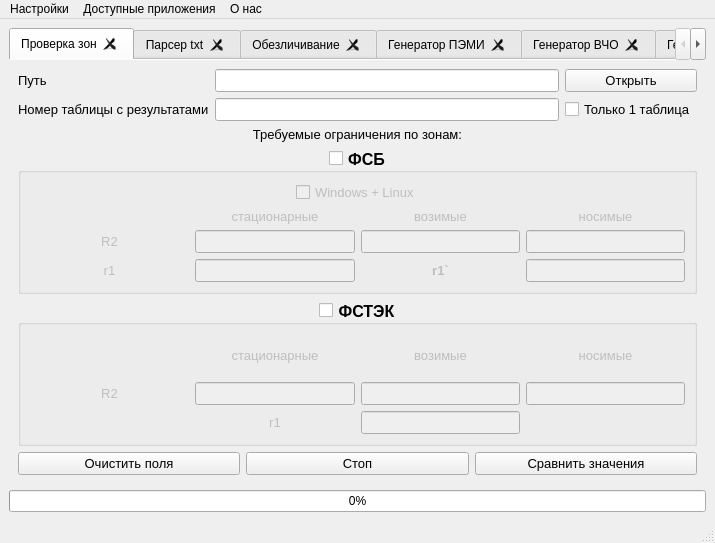
Before: the Qt Designer form designer/Main.ui in ant1cus/Project_OOD, drawn with Qt 5.
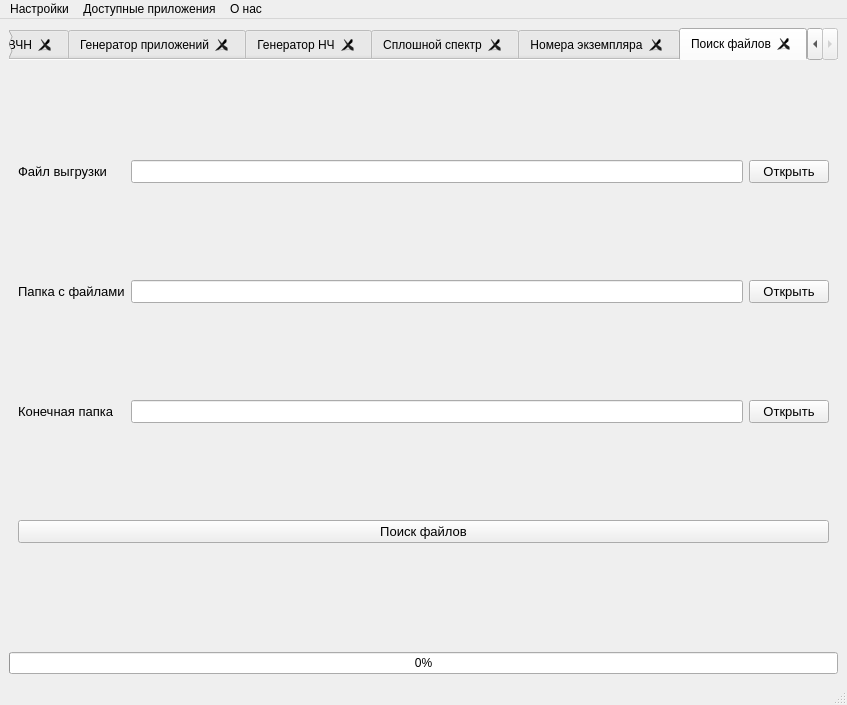
After: the same form once the commit is applied. The open tabs and pages were chosen to show the change.

Commit message: add find files, fix bugs, change default GUI construction

What changed in the file:
```diff
--- a/designer/Main.ui
+++ b/designer/Main.ui
@@ -6,8 +6,8 @@
    <rect>
     <x>0</x>
     <y>0</y>
-    <width>715</width>
-    <height>543</height>
+    <width>847</width>
+    <height>705</height>
    </rect>
   </property>
   <property name="windowTitle">
@@ -2227,6 +2227,76 @@
         </item>
        </layout>
       </widget>
+      <widget class="QWidget" name="tab_finding_files">
+       <property name="font">
+        <font>
+         <pointsize>10</pointsize>
+        </font>
+       </property>
+       <attribute name="title">
+        <string>Поиск файлов</string>
+       </attribute>
+       <layout class="QGridLayout" name="gridLayout_23">
+        <item row="1" column="0">
+         <widget class="QLabel" name="label_start_folder_find">
+          <property name="text">
+           <string>Папка с файлами</string>
+          </property>
+         </widget>
+        </item>
+        <item row="1" column="1">
+         <widget class="QLineEdit" name="lineEdit_path_folder_start_find"/>
+        </item>
+        <item row="2" column="0">
+         <widget class="QLabel" name="label_finish_folder_find">
+          <property name="text">
+           <string>Конечная папка</string>
+          </property>
+         </widget>
+        </item>
+        <item row="2" column="1">
+         <widget class="QLineEdit" name="lineEdit_path_folder_finish_find"/>
+        </item>
+        <item row="0" column="2">
+         <widget class="QPushButton" name="pushButton_open_file_unloading_find">
+          <property name="text">
+           <string>Открыть</string>
+          </property>
+         </widget>
+        </item>
+        <item row="1" column="2">
+         <widget class="QPushButton" name="pushButton_open_folder_start_find">
+          <property name="text">
+           <string>Открыть</string>
+          </property>
+         </widget>
+        </item>
+        <item row="0" column="1">
+         <widget class="QLineEdit" name="lineEdit_path_file_unloading_find"/>
+        </item>
+        <item row="2" column="2">
+         <widget class="QPushButton" name="pushButton_open_folder_finish_find">
+          <property name="text">
+           <string>Открыть</string>
+          </property>
+         </widget>
+        </item>
+        <item row="0" column="0">
+         <widget class="QLabel" name="label_unloading_file_find">
+          <property name="text">
+           <string>Файл выгрузки</string>
+          </property>
+         </widget>
+        </item>
+        <item row="3" column="0" colspan="3">
+         <widget class="QPushButton" name="pushButton_start_find">
+          <property name="text">
+           <string>Поиск файлов</string>
+          </property>
+         </widget>
+        </item>
+       </layout>
+      </widget>
      </widget>
     </item>
     <item row="2" column="0">
@@ -2249,8 +2319,8 @@
     <rect>
      <x>0</x>
      <y>0</y>
-     <width>715</width>
-     <height>21</height>
+     <width>847</width>
+     <height>26</height>
     </rect>
    </property>
    <widget class="QMenu" name="menu_settings">
```
Left out of the diff: 27 changed lines with no effect on the pictures. The commit also changes 52 other files.
